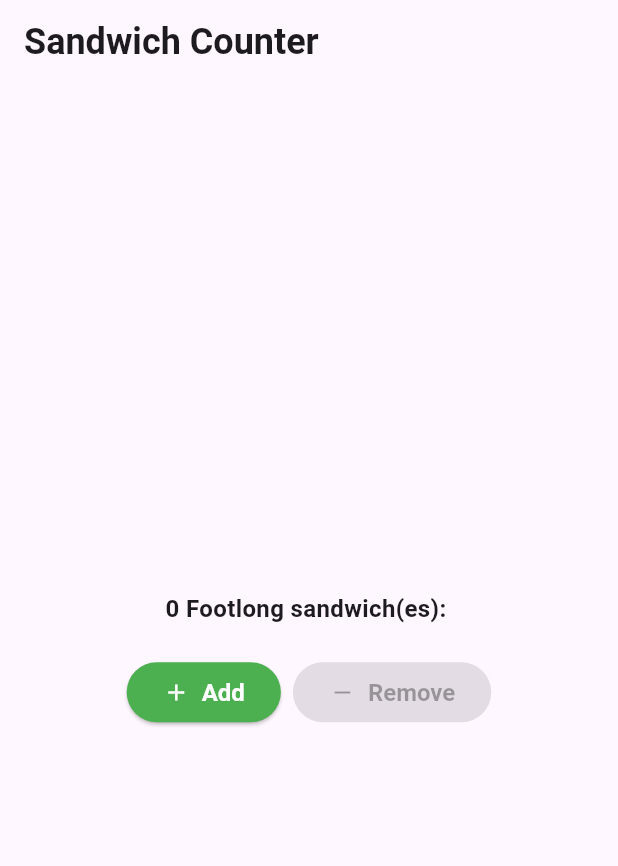
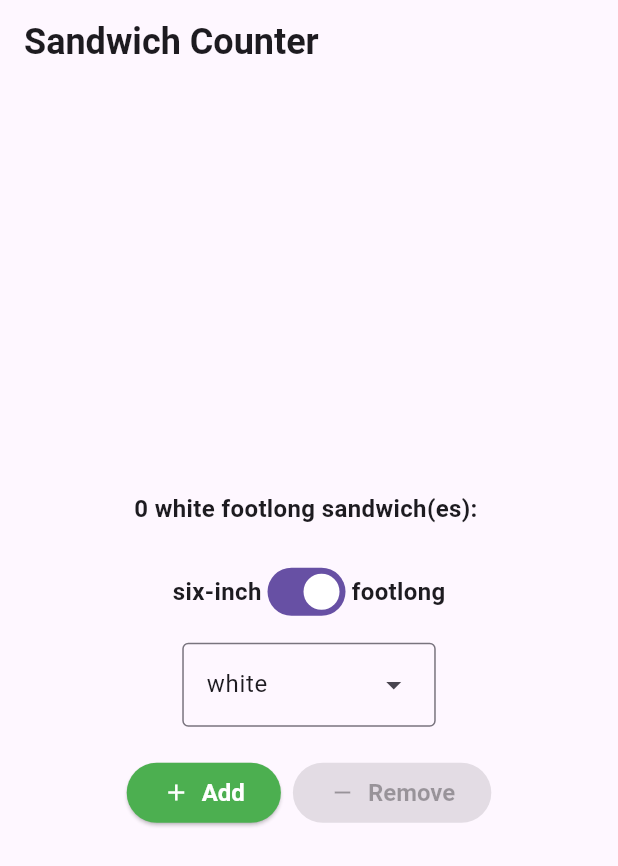
Before and after one commit to manighahrmani/sandwich_shop, a Flutter app: the screen it shows after launch, on a phone screen of 412 x 824 dp. Shown: the top 866 px of the screen. Run offline on Flutter 3.47's test engine with Material 3 defaults, Android fonts, the phone set to English and light mode, and no system bars.

Commit message:
Implement the dropdown and the bread size option

```diff
--- a/lib/main.dart
+++ b/lib/main.dart
@@ -1,5 +1,7 @@
 import 'package:flutter/material.dart';
 import 'app_styles.dart';
+
+enum BreadType { white, wheat, wholemeal }
 
 void main() {
   runApp(const App());
@@ -30,6 +32,8 @@ class OrderScreen extends StatefulWidget {
 
 class _OrderScreenState extends State<OrderScreen> {
   int _quantity = 0;
+  bool _isFootlong = true;
+  BreadType _selectedBreadType = BreadType.white;
 
   VoidCallback? _getIncreaseCallback() {
     if (_quantity < widget.maxQuantity) {
@@ -51,6 +55,11 @@ class _OrderScreenState extends State<OrderScreen> {
 
   @override
   Widget build(BuildContext context) {
+    String sandwichType = 'footlong';
+    if (!_isFootlong) {
+      sandwichType = 'six-inch';
+    }
+
     return Scaffold(
       appBar: AppBar(
         title: const Text(
@@ -63,8 +72,43 @@ class _OrderScreenState extends State<OrderScreen> {
           mainAxisAlignment: MainAxisAlignment.center,
           children: <Widget>[
             OrderItemDisplay(
-              _quantity,
-              'Footlong',
+              quantity: _quantity,
+              itemType: sandwichType,
+              breadType: _selectedBreadType,
+            ),
+            const SizedBox(height: 20),
+            Row(
+              mainAxisAlignment: MainAxisAlignment.center,
+              children: [
+                const Text('six-inch', style: normalText),
+                Switch(
+                  value: _isFootlong,
+                  onChanged: (bool value) {
+                    setState(() {
+                      _isFootlong = value;
+                    });
+                  },
+                ),
+                const Text('footlong', style: normalText),
+              ],
+            ),
+            const SizedBox(height: 10),
+            DropdownMenu<BreadType>(
+              initialSelection: _selectedBreadType,
+              onSelected: (BreadType? value) {
+                if (value != null) {
+                  setState(() {
+                    _selectedBreadType = value;
+                  });
+                }
+              },
+              dropdownMenuEntries:
+                  BreadType.values.map<DropdownMenuEntry<BreadType>>(
+                (BreadType bread) {
+                  return DropdownMenuEntry<BreadType>(
+                      value: bread, label: bread.name);
+                },
+              ).toList(),
             ),
             const SizedBox(height: 20),
             Row(
@@ -134,13 +178,22 @@ class StyledButton extends StatelessWidget {
 class OrderItemDisplay extends StatelessWidget {
   final int quantity;
   final String itemType;
+  final BreadType breadType;
 
-  const OrderItemDisplay(this.quantity, this.itemType, {super.key});
+  const OrderItemDisplay({
+    super.key,
+    required this.quantity,
+    required this.itemType,
+    required this.breadType,
+  });
 
   @override
   Widget build(BuildContext context) {
+    String displayText =
+        '$quantity ${breadType.name} $itemType sandwich(es): ${'🥪' * quantity}';
+
     return Text(
-      '$quantity $itemType sandwich(es): ${'🥪' * quantity}',
+      displayText,
       style: normalText,
     );
   }
```
